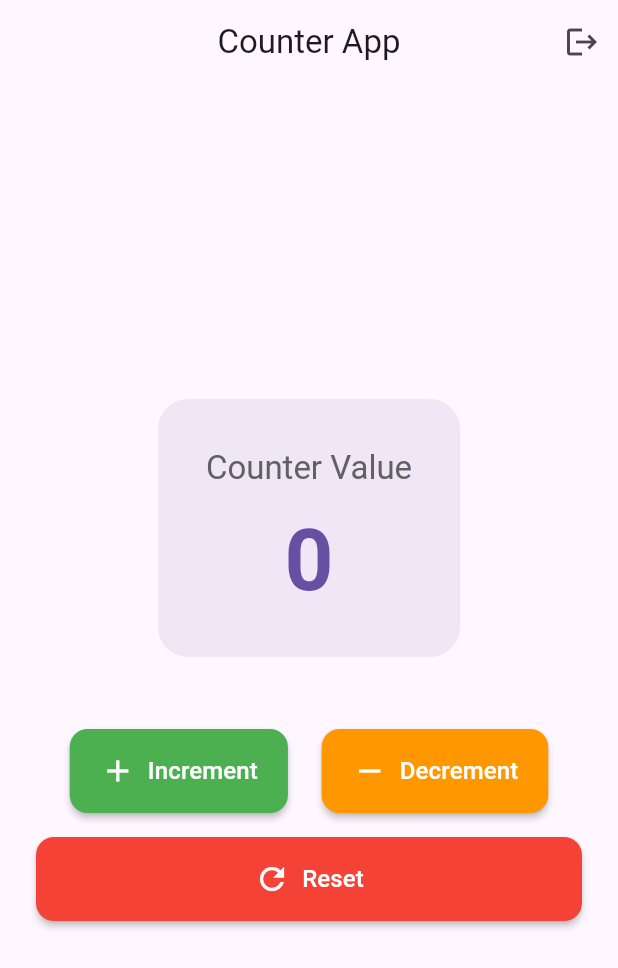
After one commit to Yadu096/counter_app, a Flutter app: the CounterScreen screen opened directly, on a phone screen of 412 x 824 dp. The commit adds this screen. Shown: the top 968 px of the screen. Run offline on Flutter 3.47's test engine with Material 3 defaults, Android fonts, the phone set to English and light mode, and no system bars; our stand-ins replace flutter_riverpod, hive, hive_flutter; accounts and stored records are empty; generated files the repository leaves out were written again.

Commit message:
create counter screen

```diff
--- /dev/null
+++ b/lib/screens/counter_screen.dart
@@ -0,0 +1,147 @@
+import 'package:flutter/material.dart';
+import 'package:flutter_riverpod/flutter_riverpod.dart';
+import '../providers/counter_provider.dart';
+import '../providers/auth_provider.dart';
+import 'login_screen.dart';
+
+class CounterScreen extends ConsumerWidget {
+  const CounterScreen({Key? key}) : super(key: key);
+
+  @override
+  Widget build(BuildContext context, WidgetRef ref) {
+    final counter = ref.watch(counterProvider);
+    final userEmail = ref.watch(authStateProvider);
+
+    return Scaffold(
+      appBar: AppBar(
+        title: const Text('Counter App'),
+        centerTitle: true,
+        actions: [
+          IconButton(
+            icon: const Icon(Icons.logout),
+            onPressed: () async {
+              await ref.read(authStateProvider.notifier).logout();
+              if (context.mounted) {
+                Navigator.of(context).pushReplacement(
+                  MaterialPageRoute(builder: (_) => const LoginScreen()),
+                );
+              }
+            },
+          ),
+        ],
+      ),
+      body: Center(
+        child: Padding(
+          padding: const EdgeInsets.all(24.0),
+          child: Column(
+            mainAxisAlignment: MainAxisAlignment.center,
+            children: [
+              if (userEmail != null) ...[
+                Text(
+                  'Welcome, $userEmail',
+                  style: Theme.of(context).textTheme.titleMedium,
+                  textAlign: TextAlign.center,
+                ),
+                const SizedBox(height: 32),
+              ],
+              Container(
+                padding: const EdgeInsets.all(32),
+                decoration: BoxDecoration(
+                  color: Theme.of(context).primaryColor.withOpacity(0.1),
+                  borderRadius: BorderRadius.circular(20),
+                ),
+                child: Column(
+                  children: [
+                    Text(
+                      'Counter Value',
+                      style: Theme.of(context).textTheme.titleLarge?.copyWith(
+                            color: Colors.grey[700],
+                          ),
+                    ),
+                    const SizedBox(height: 16),
+                    Text(
+                      '$counter',
+                      style: Theme.of(context).textTheme.displayLarge?.copyWith(
+                            fontWeight: FontWeight.bold,
+                            color: Theme.of(context).primaryColor,
+                          ),
+                    ),
+                  ],
+                ),
+              ),
+              const SizedBox(height: 48),
+              Row(
+                mainAxisAlignment: MainAxisAlignment.spaceEvenly,
+                children: [
+                  _CounterButton(
+                    icon: Icons.add,
+                    label: 'Increment',
+                    color: Colors.green,
+                    onPressed: () {
+                      ref.read(counterProvider.notifier).increment();
+                    },
+                  ),
+                  _CounterButton(
+                    icon: Icons.remove,
+                    label: 'Decrement',
+                    color: Colors.orange,
+                    onPressed: () {
+                      ref.read(counterProvider.notifier).decrement();
+                    },
+                  ),
+                ],
+              ),
+              const SizedBox(height: 16),
+              _CounterButton(
+                icon: Icons.refresh,
+                label: 'Reset',
+                color: Colors.red,
+                onPressed: () {
+                  ref.read(counterProvider.notifier).reset();
+                },
+                isWide: true,
+              ),
+            ],
+          ),
+        ),
+      ),
+    );
+  }
+}
+
+class _CounterButton extends StatelessWidget {
+  final IconData icon;
+  final String label;
+  final Color color;
+  final VoidCallback onPressed;
+  final bool isWide;
+
+  const _CounterButton({
+    required this.icon,
+    required this.label,
+    required this.color,
+    required this.onPressed,
+    this.isWide = false,
+  });
+
+  @override
+  Widget build(BuildContext context) {
+    return ElevatedButton.icon(
+      onPressed: onPressed,
+      icon: Icon(icon, size: 24),
+      label: Text(label, style: const TextStyle(fontSize: 16)),
+      style: ElevatedButton.styleFrom(
+        backgroundColor: color,
+        foregroundColor: Colors.white,
+        padding: EdgeInsets.symmetric(
+          horizontal: isWide ? 32 : 20,
+          vertical: 16,
+        ),
+        shape: RoundedRectangleBorder(
+          borderRadius: BorderRadius.circular(12),
+        ),
+        minimumSize: isWide ? const Size(double.infinity, 56) : null,
+      ),
+    );
+  }
+}
```
Also changed, not shown: lib/main.dart (+27 -110 lines).
